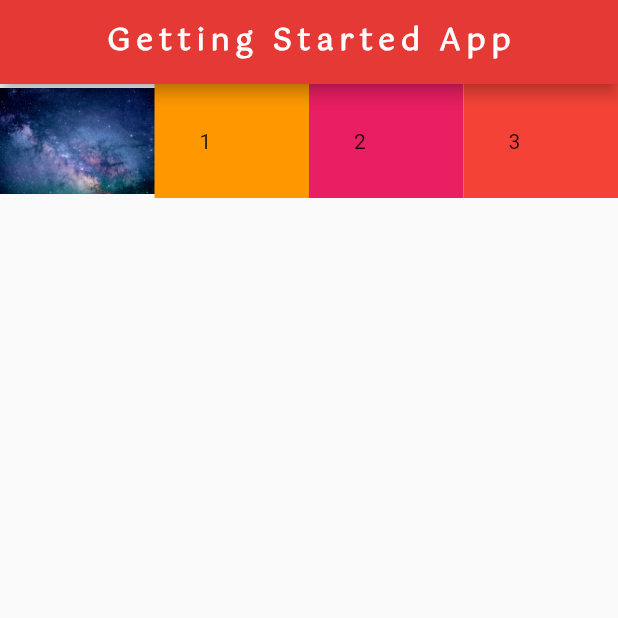
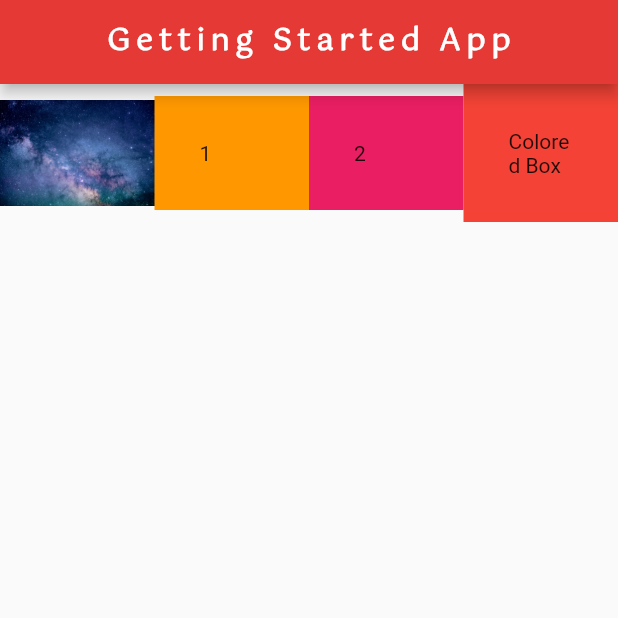
Before and after one commit to brentjeffson/flutter-getting_started_app, a Flutter app: the screen it shows after launch, on a phone screen of 412 x 824 dp, the top half of it. Run offline on Flutter 3.47's test engine with Material 2 defaults, Android fonts, the phone set to English and light mode, and no system bars.

```diff
--- a/lib/main.dart
+++ b/lib/main.dart
@@ -43,16 +43,33 @@ class Home extends StatelessWidget {
               color: Colors.pink,
             ),
           ),
-          Expanded(
-            flex: 1,
-            child: Container(
-              child: Text('3'),
-              padding: EdgeInsets.all(30.0),
-              color: Colors.red,
-            ),
-          ),
+          ColoredBox("Colored Box", Colors.red, 1),
         ],
       ),
     );
   }
 }
+
+// ignore: must_be_immutable
+class ColoredBox extends StatelessWidget {
+  String label = "";
+  Color color = Colors.red;
+  int flex = 1;
+
+  ColoredBox(String label, Color color, int flex) {
+    this.label = label;
+    this.color = color;
+    this.flex = flex;
+  }
+  @override
+  Widget build(BuildContext context) {
+    return Expanded(
+      flex: this.flex,
+      child: Container(
+        child: Text(this.label),
+        padding: EdgeInsets.all(30.0),
+        color: this.color,
+      ),
+    );
+  }
+}
```
